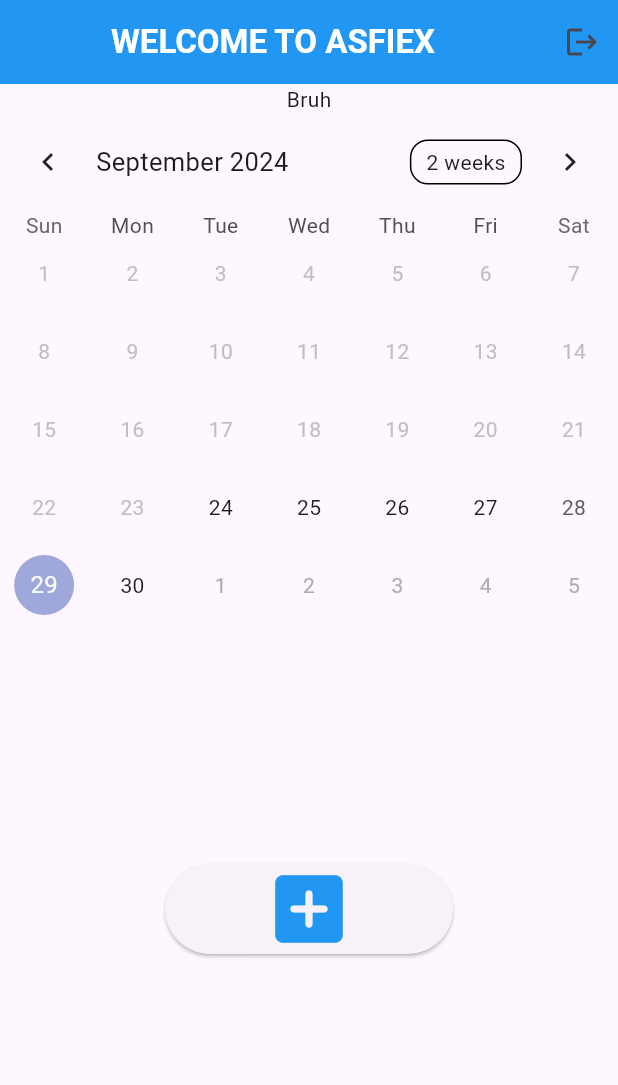
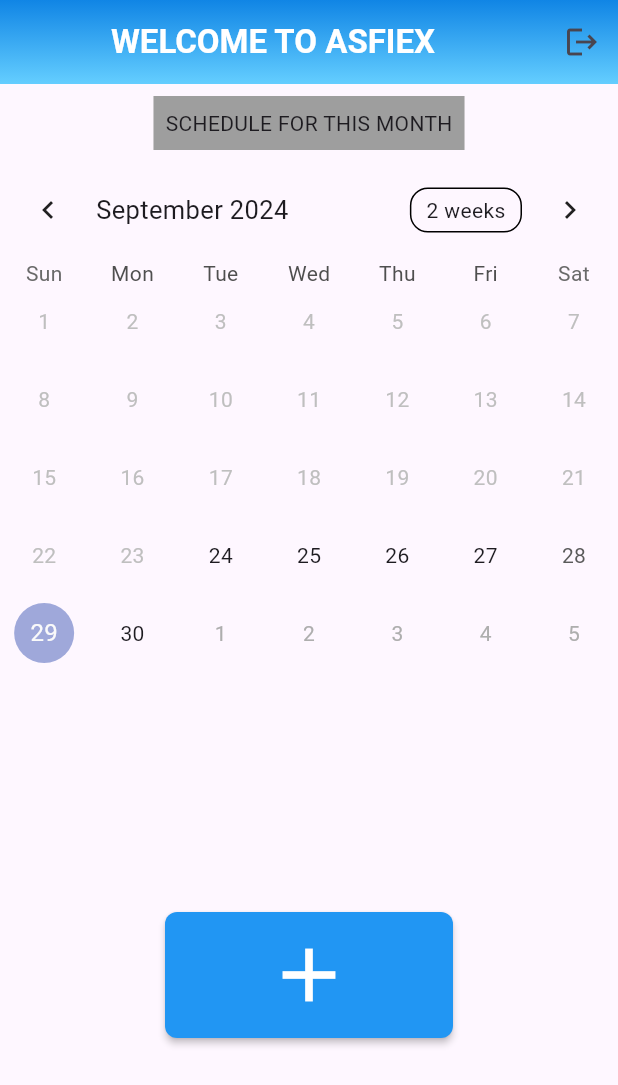
Before and after one commit to Makcieh/assfiex_app_it14, a Flutter app: the screen it shows once a user with an empty profile is signed in, on a phone screen of 412 x 824 dp. Shown: the top 1085 px of the screen. Run offline on Flutter 3.47's test engine with Material 3 defaults, Android fonts, the phone set to English and light mode, and no system bars; drawn by our look-alikes of table_calendar; our stand-ins replace firebase_auth, firebase_core, google_nav_bar; accounts and stored records are empty.

Commit message:
updated on 9-29

```diff
--- a/lib/components/bottom_nav.dart
+++ b/lib/components/bottom_nav.dart
@@ -1,4 +1,4 @@
-import 'package:assfiex_app_it14/pages/Employees_page.dart';
+import 'package:assfiex_app_it14/pages/employees_pages/employees_page.dart';
 import 'package:assfiex_app_it14/pages/Time_Avail_page.dart';
 import 'package:assfiex_app_it14/pages/create_sched_page.dart';
 import 'package:assfiex_app_it14/pages/requestpages/request_page.dart';
--- a/lib/components/button_menu.dart
+++ b/lib/components/button_menu.dart
@@ -5,18 +5,28 @@ class ButtonMenu extends StatelessWidget {
 
   @override
   Widget build(BuildContext context) {
-    return GestureDetector(
+    return InkWell(
       child: Container(
         padding: const EdgeInsets.all(10),
         margin: const EdgeInsets.symmetric(horizontal: 100),
         child: ElevatedButton(
+          style: ElevatedButton.styleFrom(
+            foregroundColor: Colors.white,
+            backgroundColor: Colors.blue, // Text color
+            padding: const EdgeInsets.symmetric(
+                horizontal: 30, vertical: 12), // Button size and padding
+            shape: RoundedRectangleBorder(
+              borderRadius: BorderRadius.circular(8), // Rounded corners
+            ),
+            elevation: 2, // Elevation to match the "raised" effect
+          ),
           onPressed: () {
             Navigator.pushNamed(context, '/try');
           },
           child: const Center(
             child: Icon(
-              Icons.add_box_rounded,
-              color: Colors.blue,
+              Icons.add,
+              color: Color.fromARGB(255, 255, 255, 255),
               size: 60,
             ),
           ),
--- a/lib/components/my_button.dart
+++ b/lib/components/my_button.dart
@@ -6,8 +6,7 @@ class MyButton extends StatelessWidget {
   final Function()? onTap;
   @override
   Widget build(BuildContext context) {
-    return GestureDetector(
-      onTap: onTap,
+    return InkWell(
       child: Container(
         padding: const EdgeInsets.all(10),
         margin: const EdgeInsets.symmetric(horizontal: 120),
--- a/lib/components/my_textfield.dart
+++ b/lib/components/my_textfield.dart
@@ -1,6 +1,7 @@
 import 'package:flutter/material.dart';
 
 class MyTextfield extends StatelessWidget {
+  // ignore: prefer_typing_uninitialized_variables
   final controller;
   final String hintText;
   final bool obscureText;
--- a/lib/main.dart
+++ b/lib/main.dart
@@ -1,6 +1,7 @@
 import 'package:assfiex_app_it14/components/bottom_nav.dart';
 import 'package:assfiex_app_it14/firebase_options.dart';
-import 'package:assfiex_app_it14/pages/Employees_page.dart';
+import 'package:assfiex_app_it14/pages/employees_pages/employee_fill.dart';
+import 'package:assfiex_app_it14/pages/employees_pages/employees_page.dart';
 import 'package:assfiex_app_it14/pages/requestpages/all_request.dart';
 import 'package:assfiex_app_it14/pages/requestpages/request_page.dart';
 import 'package:assfiex_app_it14/pages/Time_Avail_page.dart';
@@ -34,7 +35,8 @@ class MyApp extends StatelessWidget {
           '/requestpage': (context) => const RequestPage(),
           '/employeepage': (context) => const EmployeesPage(),
           '/try': (context) => const BottomNav(),
-          '/allrequest': (context) => const AllRequest()
+          '/allrequest': (context) => const AllRequest(),
+          '/addemployee': (context) => const EmployeeFill()
         });
   }
 }
--- a/lib/pages/home.dart
+++ b/lib/pages/home.dart
@@ -19,7 +19,18 @@ class Home extends StatelessWidget {
   Widget build(BuildContext context) {
     return Scaffold(
       appBar: AppBar(
-        backgroundColor: Colors.blue,
+        flexibleSpace: Container(
+          decoration: const BoxDecoration(
+            gradient: LinearGradient(
+              begin: Alignment.bottomLeft,
+              end: Alignment.topLeft,
+              colors: [
+                Color.fromARGB(255, 100, 206, 255),
+                Color.fromARGB(255, 16, 133, 229)
+              ],
+            ),
+          ),
+        ),
         actions: [
           IconButton(
             onPressed: signUserOut,
@@ -35,7 +46,13 @@ class Home extends StatelessWidget {
       ),
       body: Column(
         children: [
-          const Text('Bruh'),
+          Padding(
+            padding: const EdgeInsets.all(8.0),
+            child: Container(
+                padding: const EdgeInsets.all(8),
+                color: Colors.grey,
+                child: const Text('SCHEDULE FOR THIS MONTH')),
+          ),
           TableCalendar(
               focusedDay: today,
               firstDay: DateTime.utc(2024, 9, 24),
--- a/lib/pages/login_page.dart
+++ b/lib/pages/login_page.dart
@@ -36,6 +36,7 @@ class _LoginPageState extends State<LoginPage> {
         password: passwordController.text,
       );
       //pop the loading screen
+      Navigator.pop(context);
     } on FirebaseAuthException catch (e) {
       //pop the loading screen
       Navigator.pop(context);
```
Also changed, not shown: lib/pages/Employees_page.dart (deleted, +0 -17 lines), lib/pages/Time_Avail_page.dart (+12 -1 lines), lib/pages/create_sched_page.dart (+12 -1 lines), lib/pages/requestpages/tryadd.dart (deleted, +0 -15 lines).
